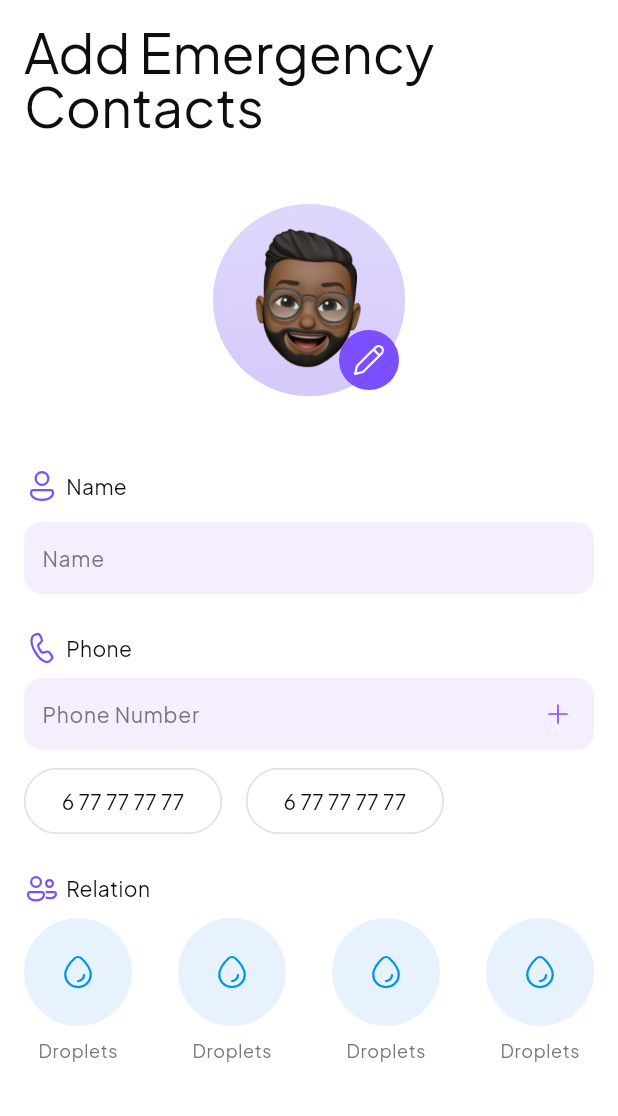
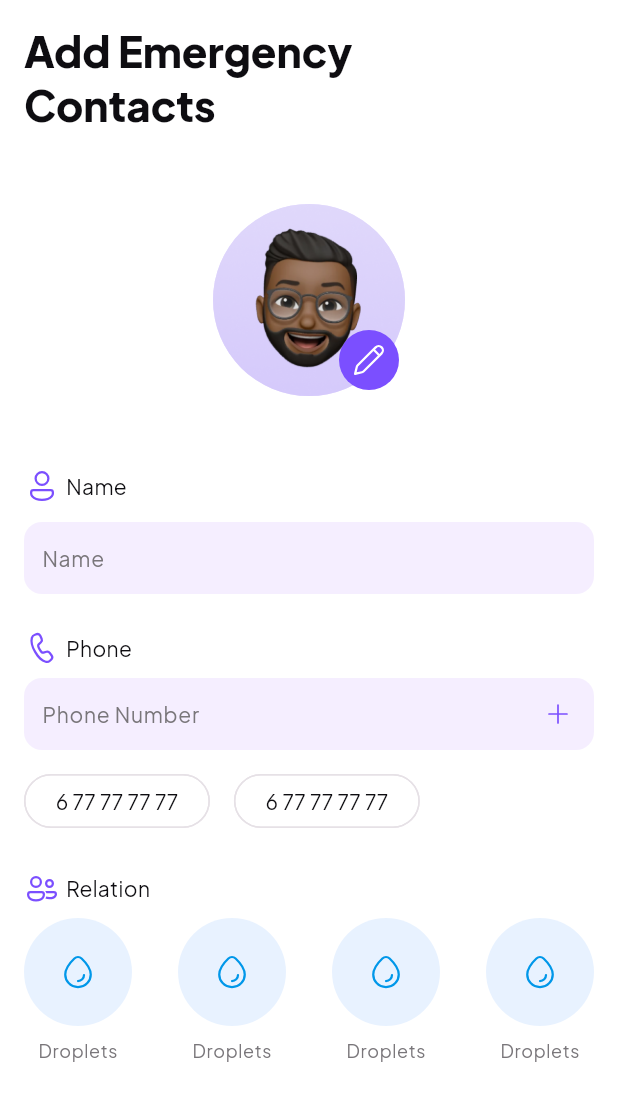
Before and after one commit to sickler-app/sickler, a Flutter app: the AddEmergencyContactScreen screen opened by its route, on a phone screen of 412 x 824 dp, the part 120-1236 px from its top. Run offline on Flutter 3.47's test engine with Material 3 defaults, Android fonts, the phone set to English and light mode, and no system bars; our stand-ins replace cloud_firestore, equatable, firebase_auth, firebase_core, fl_chart, fluentui_system_icons and 9 more; missing offline and left inert: mesh_gradient; accounts and stored records are empty; generated files the repository leaves out were written again.

```diff
--- a/lib/core/theme.dart
+++ b/lib/core/theme.dart
@@ -1,10 +1,10 @@
 import 'package:flutter/material.dart';
-import 'package:flutter/services.dart';
 
 import 'core.dart';
 
 class SicklerThemeData {
   static ThemeData lightTheme = ThemeData(
+    brightness: Brightness.light,
     useMaterial3: true,
     primaryColor: SicklerColours.purpleSeed,
     primaryColorLight: SicklerColours.purple50,
@@ -12,6 +12,7 @@ class SicklerThemeData {
     scaffoldBackgroundColor: SicklerColours.white,
     iconTheme: const IconThemeData(color: SicklerColours.black),
     primaryIconTheme: const IconThemeData(color: SicklerColours.black),
+    splashFactory: InkSparkle.splashFactory,
     cardTheme: CardTheme(
       color: SicklerColours.purple95,
       elevation: 0,
@@ -27,24 +28,18 @@ class SicklerThemeData {
           SicklerTextStyles.displayMedium.copyWith(color: SicklerColours.black),
       displaySmall:
           SicklerTextStyles.displaySmall.copyWith(color: SicklerColours.black),
-
-      ///
       headlineLarge:
           SicklerTextStyles.headlineLarge.copyWith(color: SicklerColours.black),
       headlineSmall:
           SicklerTextStyles.headlineSmall.copyWith(color: SicklerColours.black),
       headlineMedium: SicklerTextStyles.headlineMedium
           .copyWith(color: SicklerColours.black),
-
-      ///
       titleLarge:
           SicklerTextStyles.titleLarge.copyWith(color: SicklerColours.black),
       titleMedium:
           SicklerTextStyles.titleMedium.copyWith(color: SicklerColours.black),
       titleSmall:
           SicklerTextStyles.titleSmall.copyWith(color: SicklerColours.black),
-
-      ///
       bodyLarge:
           SicklerTextStyles.bodyLarge.copyWith(color: SicklerColours.black),
       bodyMedium:
@@ -52,12 +47,8 @@ class SicklerThemeData {
       bodySmall:
           SicklerTextStyles.bodySmall.copyWith(color: SicklerColours.black),
     ),
-    appBarTheme: const AppBarTheme(
-        systemOverlayStyle: SystemUiOverlayStyle(
-            statusBarIconBrightness: Brightness.dark,
-            statusBarColor: Colors.white),
-        elevation: 0,
-        backgroundColor: Colors.transparent),
+    appBarTheme:
+        const AppBarTheme(elevation: 0, backgroundColor: Colors.transparent),
     cardColor: SicklerColours.purple95,
     elevatedButtonTheme: const ElevatedButtonThemeData(
       style: ButtonStyle(
@@ -139,12 +130,14 @@ class SicklerThemeData {
   ///--------Dark Theme-------///
   static ThemeData darkTheme = ThemeData(
     useMaterial3: true,
+    brightness: Brightness.dark,
     primaryColor: SicklerColours.purple70,
     primaryColorLight: SicklerColours.purple90,
     primaryColorDark: SicklerColours.purple70,
     scaffoldBackgroundColor: SicklerColours.black,
     iconTheme: const IconThemeData(color: SicklerColours.white),
     primaryIconTheme: const IconThemeData(color: SicklerColours.white),
+    splashFactory: InkSparkle.splashFactory,
     switchTheme: SwitchThemeData(
       thumbColor: WidgetStateProperty.resolveWith((states) {
         if (states.contains(WidgetState.selected)) {
@@ -181,24 +174,18 @@ class SicklerThemeData {
           SicklerTextStyles.displayMedium.copyWith(color: SicklerColours.white),
       displaySmall:
           SicklerTextStyles.displaySmall.copyWith(color: SicklerColours.white),
-
-      ///
       headlineLarge:
           SicklerTextStyles.headlineLarge.copyWith(color: SicklerColours.white),
       headlineSmall:
           SicklerTextStyles.headlineSmall.copyWith(color: SicklerColours.white),
       headlineMedium: SicklerTextStyles.headlineMedium
           .copyWith(color: SicklerColours.white),
-
-      ///
       titleLarge:
           SicklerTextStyles.titleLarge.copyWith(color: SicklerColours.white),
       titleMedium:
           SicklerTextStyles.titleMedium.copyWith(color: SicklerColours.white),
       titleSmall:
           SicklerTextStyles.titleSmall.copyWith(color: SicklerColours.white),
-
-      ///
       bodyLarge:
           SicklerTextStyles.bodyLarge.copyWith(color: SicklerColours.white),
       bodyMedium:
@@ -207,8 +194,6 @@ class SicklerThemeData {
           SicklerTextStyles.bodySmall.copyWith(color: SicklerColours.white),
     ),
     appBarTheme: const AppBarTheme(
-      systemOverlayStyle:
-          SystemUiOverlayStyle(statusBarColor: SicklerColours.black),
       elevation: 0,
       backgroundColor: Colors.transparent,
     ),
--- a/lib/screens/global_components/sickler_app_bar.dart
+++ b/lib/screens/global_components/sickler_app_bar.dart
@@ -14,7 +14,7 @@ class SicklerAppBar extends StatelessWidget {
       {super.key,
       required this.pageTitle,
       this.actions,
-        this.showBackButton = true,
+      this.showBackButton = true,
       this.showTitle = true});
 
   @override
@@ -59,7 +59,9 @@ class SicklerAppBar extends StatelessWidget {
           visible: showTitle!,
           child: Padding(
             padding: const EdgeInsets.symmetric(horizontal: 16),
-            child: Text(pageTitle, style: theme.textTheme.displaySmall),
+            child: Text(pageTitle,
+                style: theme.textTheme.headlineMedium!
+                    .copyWith(fontWeight: FontWeight.w800)),
           ),
         ),
         const Gap(48),
--- a/lib/screens/global_components/sickler_chip.dart
+++ b/lib/screens/global_components/sickler_chip.dart
@@ -41,7 +41,7 @@ class _SicklerChipState extends State<SicklerChip> {
     if (widget.chipType == SicklerChipType.filter) {
       return FilterChip(
           padding: const EdgeInsets.symmetric(
-              horizontal: kPadding16, vertical: kPadding12),
+              horizontal: kPadding12, vertical: kPadding8),
           side: isSelected
               ? null
               : BorderSide(
@@ -74,7 +74,7 @@ class _SicklerChipState extends State<SicklerChip> {
         onDeleted: widget.onDeleted,
         visualDensity: VisualDensity.comfortable,
         padding: const EdgeInsets.symmetric(
-            horizontal: kPadding16, vertical: kPadding12),
+            horizontal: kPadding12, vertical: kPadding8),
         backgroundColor: theme.scaffoldBackgroundColor,
         side: BorderSide(
             width: 1,
--- a/lib/screens/home/components/feeling_card.dart
+++ b/lib/screens/home/components/feeling_card.dart
@@ -32,7 +32,8 @@ class _FeelingCardState extends State<FeelingCard> {
             children: [
               Text(
                 "How are you\nfeeling today?",
-                style: theme.textTheme.headlineSmall,
+                style: theme.textTheme.headlineSmall!
+                    .copyWith(fontWeight: FontWeight.w800),
               ),
               const Spacer(),
               RichText(
--- a/pubspec.yaml
+++ b/pubspec.yaml
@@ -33,6 +33,7 @@ dependencies:
   isar: ^3.1.0+1
   isar_flutter_libs: ^3.1.0+1
   path_provider: ^2.0.15
+  mesh_gradient: ^1.3.7
 
 
 
```
Also changed, not shown: lib/main.dart (+12 -15 lines), lib/screens/onboarding/onboarding_base_screen.dart (+89 -0 lines), lib/screens/onboarding/onboarding_template_screen.dart (+3 -5 lines), pubspec.lock.
